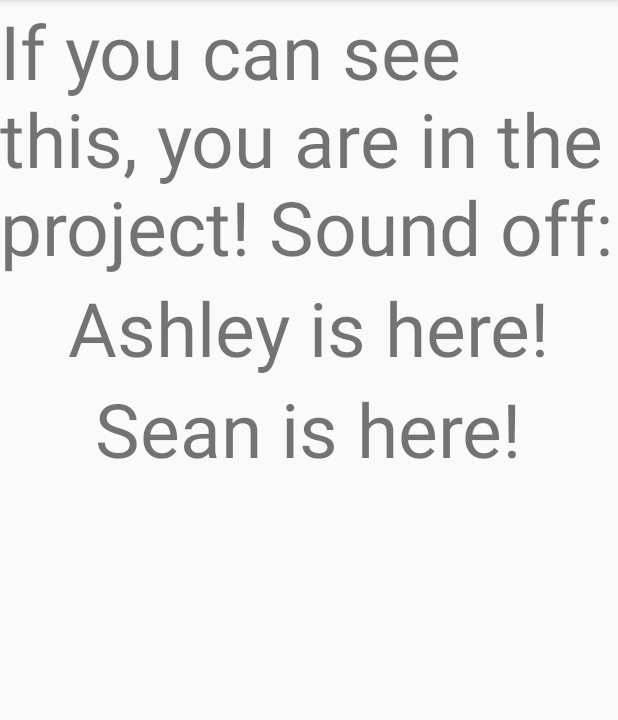
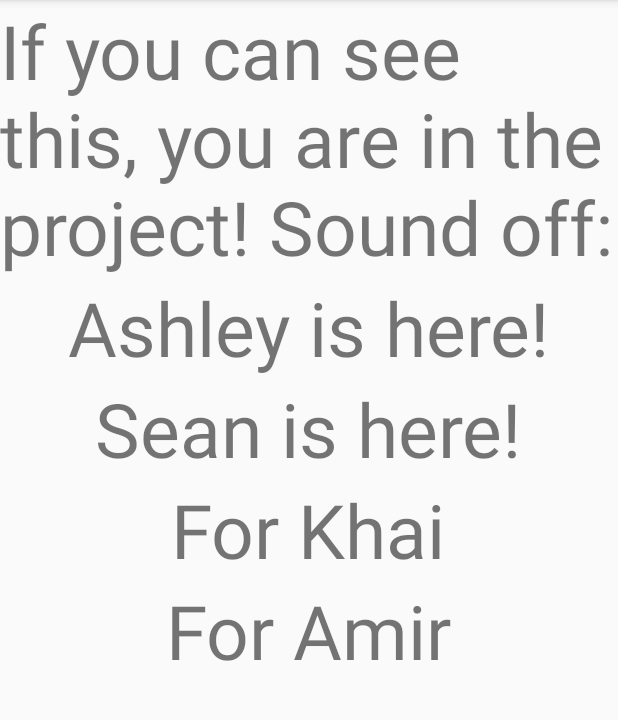
Before and after one commit to lacoite/Operation_iSpy, an Android app: the MainActivity screen opened directly, with no data from a screen before it, on a phone screen of 412 x 824 dp, the part 84-804 px from its top. Run offline under Robolectric (Android 15) with nearby library versions, the phone set to English and light mode, and no system bars.

Commit message:
Added spaces for Amir and Khai connection sound off

```diff
--- a/app/src/main/res/layout/activity_main.xml
+++ b/app/src/main/res/layout/activity_main.xml
@@ -27,4 +27,18 @@
         android:textSize="50dp"
         android:text="Sean is here!"
         android:layout_gravity="center"/>
+
+    <TextView
+        android:layout_width="wrap_content"
+        android:layout_height="wrap_content"
+        android:textSize="50dp"
+        android:text="For Khai"
+        android:layout_gravity="center"/>
+
+    <TextView
+        android:layout_width="wrap_content"
+        android:layout_height="wrap_content"
+        android:textSize="50dp"
+        android:text="For Amir"
+        android:layout_gravity="center"/>
 </LinearLayout>
```
